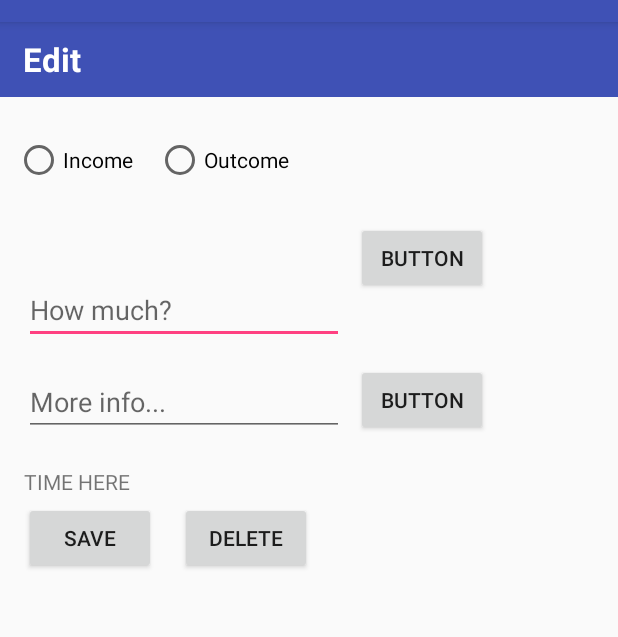
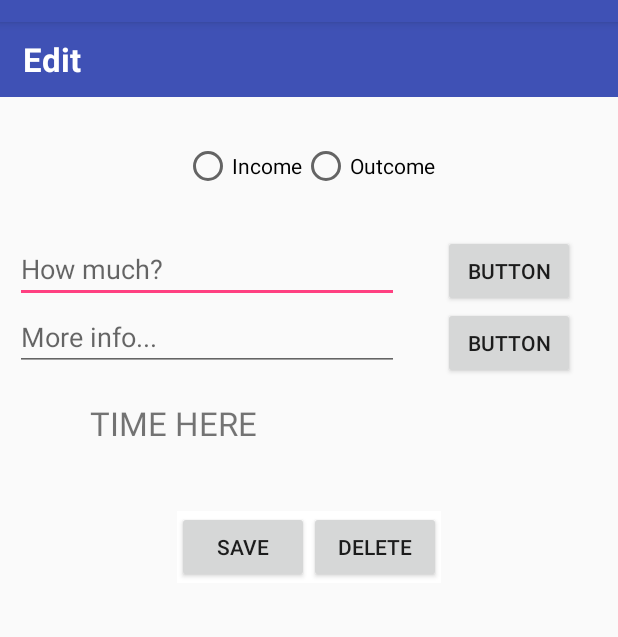
Before and after one commit to broccolism/MadCamp_Project1, an Android app: the ModifyActivity screen opened directly, with no data from a screen before it, on a phone screen of 412 x 824 dp, the part 62-699 px from its top. Run offline under Robolectric (Android 15) with nearby library versions, the phone set to English and light mode, and no system bars.

Commit message:
modified dialog layout

```diff
--- a/app/src/main/res/layout/account_item_editor.xml
+++ b/app/src/main/res/layout/account_item_editor.xml
@@ -24,32 +24,34 @@
 
     <RadioGroup
         android:id="@+id/editor_radioGroup"
-        android:layout_width="match_parent"
-        android:layout_height="match_parent"
+        android:layout_width="wrap_content"
+        android:layout_height="wrap_content"
         android:orientation="horizontal"
-        tools:layout_editor_absoluteX="-147dp"
-        tools:layout_editor_absoluteY="0dp">
+        android:paddingTop="30dp"
+        android:paddingBottom="30dp"
+
+        app:layout_constraintEnd_toEndOf="parent"
+        app:layout_constraintStart_toStartOf="parent"
+        app:layout_constraintTop_toBottomOf="@id/editor_date_text">
 
         <RadioButton
             android:id="@+id/editor_income"
             android:layout_width="wrap_content"
             android:layout_height="wrap_content"
-            android:layout_marginLeft="10dp"
-            android:layout_marginTop="76dp"
+
             android:text="Income"
-            app:layout_constraintStart_toEndOf="@+id/editor_outcome"
-            app:layout_constraintTop_toTopOf="parent" />
+            app:layout_constraintStart_toStartOf="parent"
+            app:layout_constraintEnd_toStartOf="@+id/editor_outcome"
+            app:layout_constraintTop_toTopOf="parent"
+            />
 
         <RadioButton
             android:id="@+id/editor_outcome"
             android:layout_width="wrap_content"
             android:layout_height="wrap_content"
-            android:layout_marginStart="15dp"
-            android:layout_marginTop="76dp"
             android:text="Outcome"
-            app:layout_constraintEnd_toStartOf="@+id/editor_income"
-            app:layout_constraintHorizontal_bias="0.5"
-            app:layout_constraintStart_toStartOf="parent"
+            app:layout_constraintStart_toEndOf="@+id/editor_income"
+            app:layout_constraintEnd_toEndOf="parent"
             app:layout_constraintTop_toTopOf="parent" />
 
     </RadioGroup>
@@ -58,76 +60,88 @@
         android:id="@+id/editor_money"
         android:layout_width="wrap_content"
         android:layout_height="wrap_content"
-        android:layout_marginStart="16dp"
-        android:layout_marginBottom="553dp"
-        android:ems="10"
+
+        android:ems="12"
+        android:hint="How much?"
         android:inputType="number"
-        android:hint = "How much?"
-        app:layout_constraintBottom_toBottomOf="parent"
+        android:layout_marginLeft="10sp"
+
+        app:layout_constraintTop_toBottomOf="@+id/editor_radioGroup"
         app:layout_constraintStart_toStartOf="parent" />
 
     <Button
         android:id="@+id/editor_money_button"
         android:layout_width="wrap_content"
         android:layout_height="wrap_content"
-        android:layout_marginStart="8dp"
-        android:layout_marginTop="133dp"
         android:text="Button"
+        app:layout_constraintEnd_toEndOf="parent"
         app:layout_constraintStart_toEndOf="@+id/editor_money"
-        app:layout_constraintTop_toTopOf="parent" />
+        app:layout_constraintTop_toBottomOf="@+id/editor_radioGroup" />
 
 
     <EditText
         android:id="@+id/editor_info"
         android:layout_width="wrap_content"
         android:layout_height="wrap_content"
-        android:layout_marginStart="16dp"
-        android:layout_marginBottom="492dp"
-        android:ems="10"
+        android:ems="12"
+        android:hint="More info..."
+        android:layout_marginLeft="10sp"
         android:inputType="text"
-        android:hint = "More info..."
-        app:layout_constraintBottom_toBottomOf="parent"
-        app:layout_constraintStart_toStartOf="parent" />
+        app:layout_constraintStart_toStartOf="parent"
+        app:layout_constraintTop_toBottomOf="@+id/editor_money" />
 
     <Button
         android:id="@+id/editor_info_button"
         android:layout_width="wrap_content"
         android:layout_height="wrap_content"
-        android:layout_marginStart="8dp"
-        android:layout_marginBottom = "492dp"
         android:text="Button"
-        app:layout_constraintBottom_toBottomOf="parent"
-        app:layout_constraintStart_toEndOf="@+id/editor_info"/>
+        app:layout_constraintEnd_toEndOf="parent"
+        app:layout_constraintStart_toEndOf="@+id/editor_info"
+        app:layout_constraintTop_toBottomOf="@+id/editor_money_button" />
 
     <TextView
         android:id="@+id/editor_time_textView"
         android:layout_width="wrap_content"
         android:layout_height="wrap_content"
-        android:layout_marginStart="16dp"
-        android:layout_marginBottom="452dp"
+        android:layout_marginTop="20sp"
         android:inputType="text"
-        android:text = "TIME HERE"
+        android:text="TIME HERE"
+        android:textSize="22dp"
+
+        app:layout_constraintHorizontal_bias="0.2"
+        app:layout_constraintEnd_toEndOf="parent"
+        app:layout_constraintStart_toStartOf="parent"
+        app:layout_constraintTop_toBottomOf="@+id/editor_info" />
+
+
+    <LinearLayout
+        android:id="@+id/linear"
+        android:layout_width="wrap_content"
+        android:layout_height="wrap_content"
+        android:background="#ffffff"
         app:layout_constraintBottom_toBottomOf="parent"
-        app:layout_constraintStart_toStartOf="parent" />
+        app:layout_constraintEnd_toEndOf="parent"
+        app:layout_constraintStart_toStartOf="parent"
+        app:layout_constraintTop_toBottomOf="@+id/editor_time_textView"
+        app:layout_constraintVertical_bias="0.1"
+        >
 
         <Button
             android:id="@+id/edit_save_account_item"
             android:layout_width="wrap_content"
             android:layout_height="wrap_content"
-        android:layout_marginStart="16dp"
-        android:layout_marginTop="320dp"
+
             android:text="Save"
-        app:layout_constraintTop_toTopOf="parent"
-        app:layout_constraintStart_toStartOf="parent"/>
+            app:layout_constraintEnd_toStartOf="@+id/edit_delete_account_item"
+            app:layout_constraintStart_toStartOf="parent" />
 
         <Button
             android:id="@+id/edit_delete_account_item"
             android:layout_width="wrap_content"
             android:layout_height="wrap_content"
-        android:layout_marginStart="120dp"
-        android:layout_marginTop="320dp"
             android:text="Delete"
-        app:layout_constraintTop_toTopOf="parent"
-        app:layout_constraintStart_toStartOf="parent"/>
+            app:layout_constraintEnd_toEndOf="parent" />
+
+    </LinearLayout>
 
 </android.support.constraint.ConstraintLayout>
```
Also changed, not shown: app/src/main/res/layout/account_item_adder.xml (+33 -29 lines), 2 other files. Lines whose indentation alone changed are shown as unchanged.
